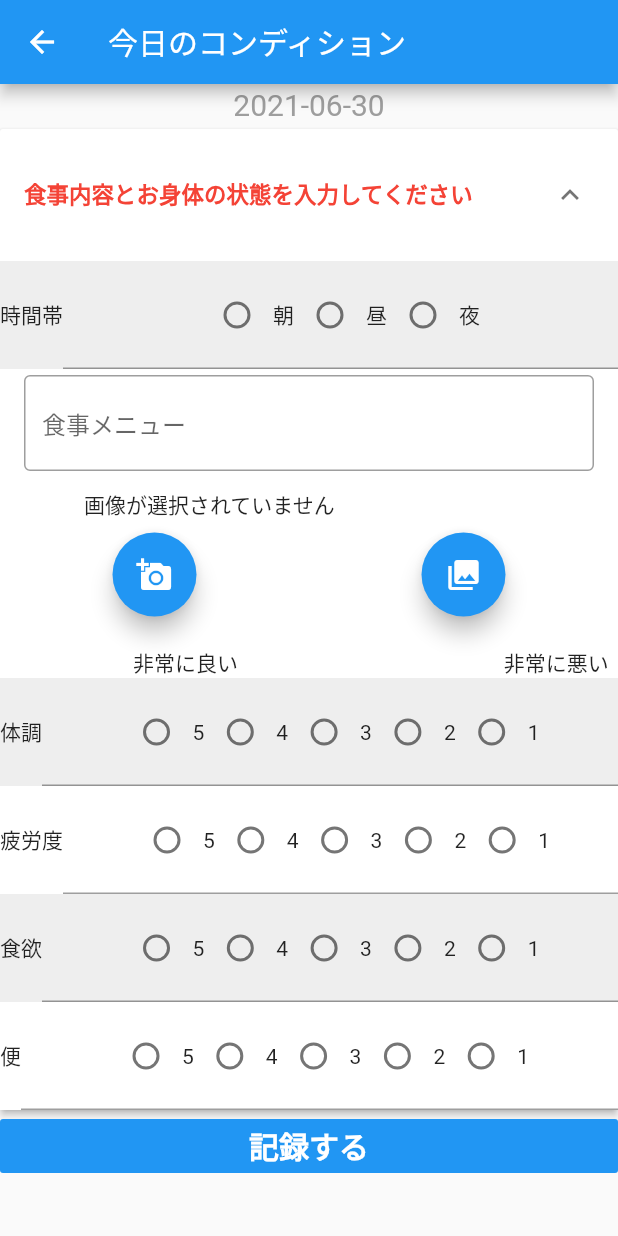
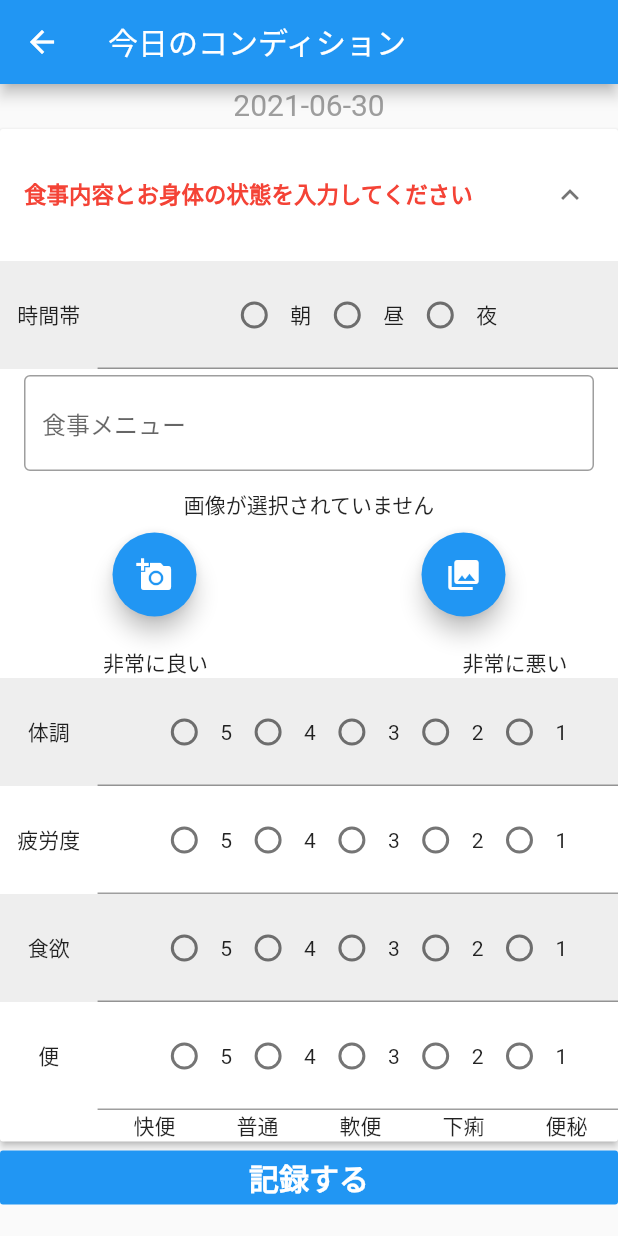
Before and after one commit to engiari/kanri2, a Flutter app: the Feed screen opened directly, on a phone screen of 412 x 824 dp. Run offline on Flutter 3.47's test engine with Material 2 defaults, Android fonts, the phone set to English and light mode, and no system bars; drawn by our look-alikes of flutter_form_builder; our stand-ins replace cloud_firestore, firebase_auth, firebase_core, firebase_crashlytics, firebase_database, firebase_messaging and 10 more; missing offline and left inert: dart:ffi, enum_to_string, flutter_simple_customize_calendar; accounts and stored records are empty.

Commit message:
チャット画面でユーザーNameの取得が上手くできていない（エラーあり） フィード画面のレイアウト調整

```diff
--- a/lib/bloc/feedBloc.dart
+++ b/lib/bloc/feedBloc.dart
@@ -56,4 +56,7 @@ class FeedBloc {
             fontSize: 16.0))
         .whenComplete(() => loading.setLoading(false));
   }
+
+
+
 }
--- a/lib/screen/routes/feedRoute.dart
+++ b/lib/screen/routes/feedRoute.dart
@@ -89,9 +89,12 @@ class _FeedState extends State<Feed> {
               color: Colors.grey.shade200,
               child: Row(
                 children: [
-
-                  Text("時間帯"),
                   Expanded(
+                    flex: 3,
+                    child: Text("時間帯", textAlign: TextAlign.center),
+                  ),
+                  Expanded(
+                    flex: 16,
                     child: FormBuilderRadioGroup(
                       wrapAlignment: WrapAlignment.center,
                       onChanged: (String text) {
@@ -139,7 +142,7 @@ class _FeedState extends State<Feed> {
                   child: Container(
                       width: 300,
                       child: _image == null
-                          ? Text('画像が選択されていません')
+                          ? Text('画像が選択されていません', textAlign: TextAlign.center)
                           : Image.file(_image)),
                 ),
                 Row(
@@ -159,29 +162,46 @@ class _FeedState extends State<Feed> {
                 )
               ],
             ),
+
+            // 以下ラジオボタン項目
             Container(
               height: 20,
             ),
             Column(
               children: [
-                Row(
-                  mainAxisAlignment: MainAxisAlignment.spaceEvenly,
-                  children: [
-                    Spacer(),
-                      Expanded(
-                      child: Text("非常に良い", textAlign: TextAlign.center),),
-                    Spacer(),Spacer(),
-                      Expanded(
+                Container(
+                  child: Row(
+                      children: [
+                    //Spacer(),
+                        Expanded(
+                          flex: 1,
+                          child: Text("", textAlign: TextAlign.center),),
+                    Expanded(
+                        flex: 2,
+                      child: Text("非常に良い", textAlign: TextAlign.left),),
+                        Expanded(
+                          flex: 1,
+                          child: Text("", textAlign: TextAlign.center),
+                        ),
+                    Expanded(
+                      flex: 2,
                       child: Text("非常に悪い", textAlign: TextAlign.center),
+
                     ),
+
                   ],
+                ),
                 ),
                 Container(
                   color: Colors.grey.shade200,
                   child: Row(
                     children: [
-                      Text("体調"),
                       Expanded(
+                        flex: 3,
+                        child: Text("体調", textAlign: TextAlign.center),
+                      ),
+                      Expanded(
+                        flex: 16,
                         child: FormBuilderRadioGroup(
                           wrapAlignment: WrapAlignment.center,
                           onChanged: (text) {
@@ -215,8 +235,12 @@ class _FeedState extends State<Feed> {
               color: Colors.white,
               child: Row(
                 children: [
-                  Text("疲労度"),
                   Expanded(
+                    flex: 3,
+                    child: Text("疲労度", textAlign: TextAlign.center),
+                  ),
+                  Expanded(
+                    flex: 16,
                     child: FormBuilderRadioGroup(
                       wrapAlignment: WrapAlignment.center,
                       onChanged: (text) {
@@ -248,8 +272,12 @@ class _FeedState extends State<Feed> {
               color: Colors.grey.shade200,
               child: Row(
                 children: [
-                  Text("食欲"),
                   Expanded(
+                    flex: 3,
+                    child: Text("食欲", textAlign: TextAlign.center),
+                  ),
+                  Expanded(
+                    flex: 16,
                     child: FormBuilderRadioGroup(
                       wrapAlignment: WrapAlignment.center,
                       onChanged: (text) {
@@ -277,12 +305,18 @@ class _FeedState extends State<Feed> {
                 ],
               ),
             ),
+
+
             Container(
               color: Colors.white,
               child: Row(
                 children: [
-                  Text("便"),
                   Expanded(
+                    flex: 3,
+                    child: Text("便", textAlign: TextAlign.center),
+                  ),
+                  Expanded(
+                    flex: 16,
                     child: FormBuilderRadioGroup(
                       wrapAlignment: WrapAlignment.center,
                       onChanged: (text) {
@@ -309,7 +343,39 @@ class _FeedState extends State<Feed> {
                   ),
                 ],
               ),
-            )
+            ),
+            Container(
+              child: Row(
+                children: [
+                  //Spacer(),
+                  Expanded(
+                    flex: 1,
+                    child: Text("", textAlign: TextAlign.center),
+                  ),
+                  Expanded(
+                    flex: 1,
+                    child: Text("快便", textAlign: TextAlign.center),
+                  ),
+                  Expanded(
+                    flex: 1,
+                    child: Text("普通", textAlign: TextAlign.center),
+                  ),
+                  Expanded(
+                    flex: 1,
+                    child: Text("軟便", textAlign: TextAlign.center),
+                  ),
+                  Expanded(
+                    flex: 1,
+                    child: Text("下痢", textAlign: TextAlign.center),
+                  ),
+                  Expanded(
+                    flex: 1,
+                    child: Text("便秘", textAlign: TextAlign.center),
+                  ),
+                ],
+              ),
+            ),
+
           ],
         ),
       ),
@@ -363,28 +429,7 @@ class _FeedState extends State<Feed> {
                 height: 1.1,
               ),
             ),
-            /*
-            Text("食事メニューを入力してください",
-                textAlign: TextAlign.center,
-                style: TextStyle(
-                  color: Colors.red,
-                  fontSize: 20.0,
-                  // 太文字
-                  fontWeight: FontWeight.bold,
-                  // 文字間隔
-                  letterSpacing: 0.0,
-                  // 行間
-                  height: 1.3,
-                )),
-            //Text("朝食"),
 
-             */
-
-            /* FlatButton(
-              child: Text("朝食"),
-              onPressed: () {},
-            ),
-            */
             Container(
               // 内側余白
               padding: EdgeInsets.all(1),
@@ -460,6 +505,9 @@ class _FeedState extends State<Feed> {
                       fatigue: _fatigue,
                       appetite: _appetite,
                       defecation: _defecation);
+
+                  // フォームの内容リセット
+                  _formKey.currentState.reset();
                 }
               },
             ),
```
Also changed, not shown: lib/bloc/chatBloc.dart (+10 -0 lines), lib/screen/routes/chatRoute.dart (+11 -6 lines), lib/screen/routes/group/groupRoute.dart (+46 -17 lines).
